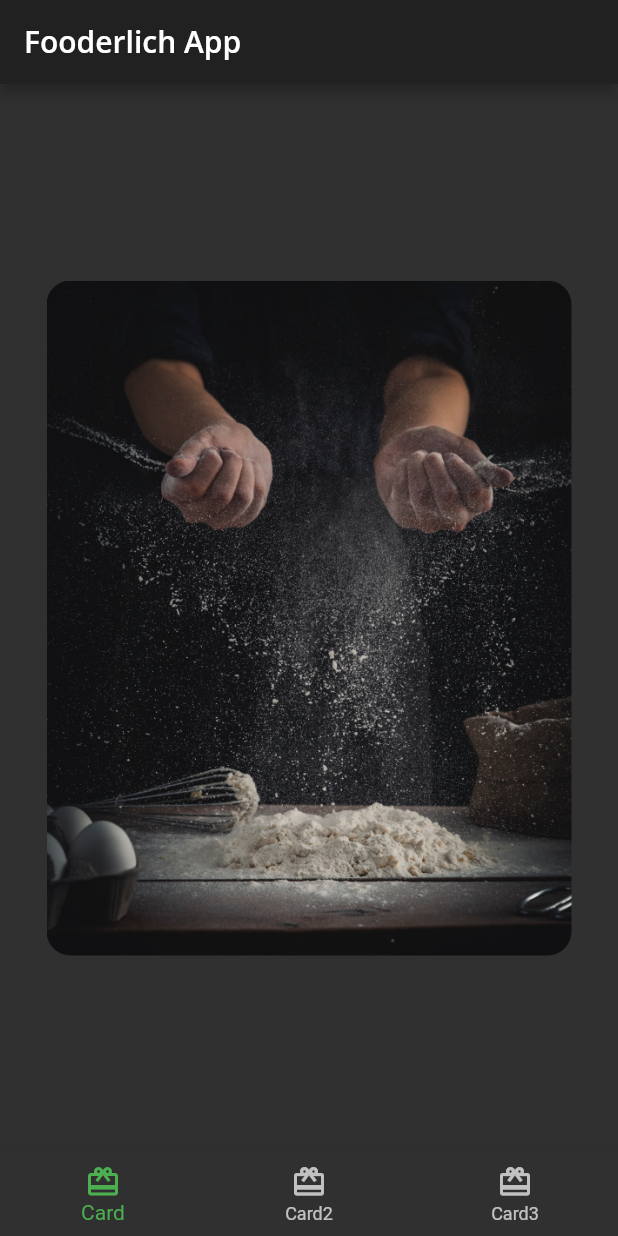
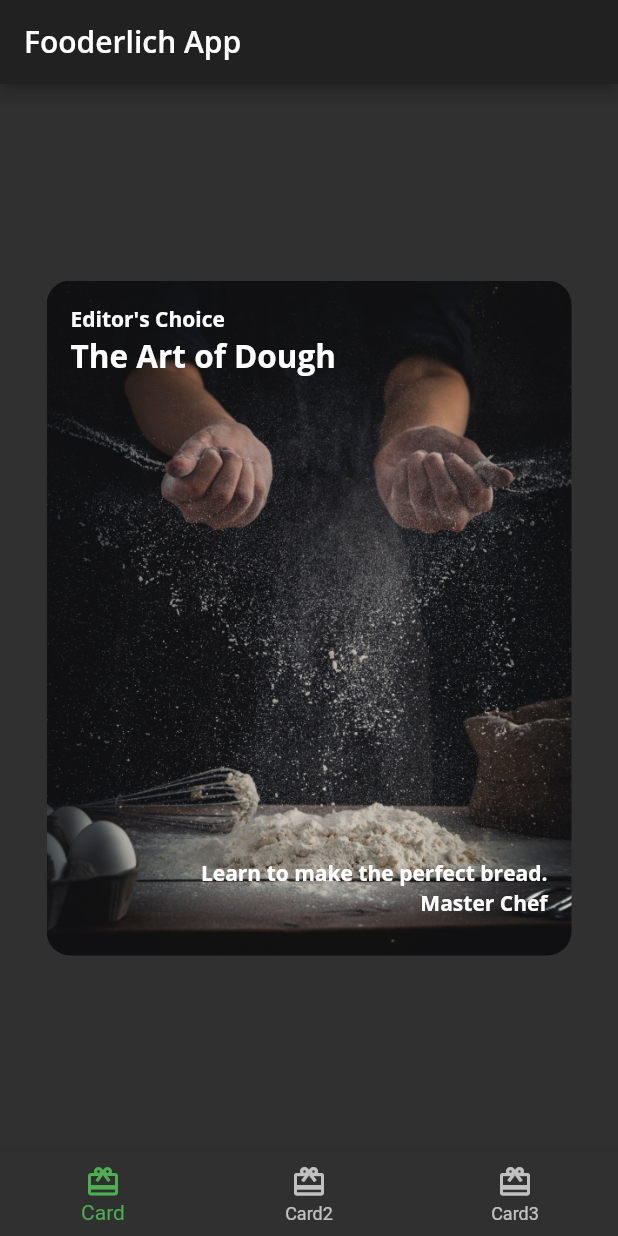
Before and after one commit to tian3rd/fooderlich2, a Flutter app: the screen it shows after launch, on a phone screen of 412 x 824 dp. Run offline on Flutter 3.47's test engine with Material 2 defaults, Android fonts, the phone set to English and light mode, and no system bars; our stand-ins replace google_fonts; project files that could hold a hidden picture were left out.

Commit message:
add text stack to recipe card

```diff
--- a/lib/card1.dart
+++ b/lib/card1.dart
@@ -1,4 +1,5 @@
 import 'package:flutter/material.dart';
+import 'fooderlich_theme.dart';
 
 class Card1 extends StatelessWidget {
   const Card1({Key? key}) : super(key: key);
@@ -13,6 +14,37 @@ class Card1 extends StatelessWidget {
       // TODO: Card1 decorate container
       child: Container(
         // TODO: add a stack of text
+        child: Stack(
+          children: [
+            Text(
+              category,
+              style: FooderlichTheme.darkTextTheme.bodyText1,
+            ),
+            Positioned(
+              child: Text(
+                title,
+                style: FooderlichTheme.darkTextTheme.headline2,
+              ),
+              top: 20,
+            ),
+            Positioned(
+              child: Text(
+                description,
+                style: FooderlichTheme.darkTextTheme.bodyText1,
+              ),
+              bottom: 30,
+              right: 0,
+            ),
+            Positioned(
+              child: Text(
+                chef,
+                style: FooderlichTheme.darkTextTheme.bodyText1,
+              ),
+              bottom: 10,
+              right: 0,
+            ),
+          ],
+        ),
         padding: const EdgeInsets.all(16),
         constraints: const BoxConstraints.expand(
           width: 350,
```
